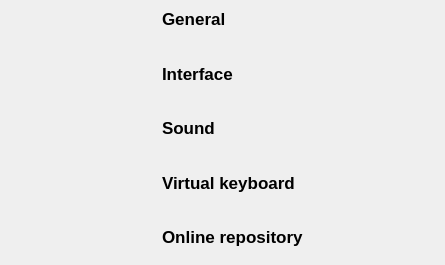
Above: sources/context/interface/configpanel.ui from davy7125/polyphone before the change. Below: the same form after it.
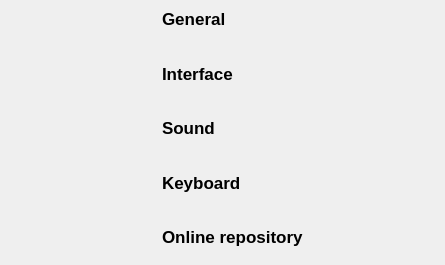
That is the form after the change. Custom widgets are drawn as their Qt base class.

```diff
--- a/sources/context/interface/configpanel.ui
+++ b/sources/context/interface/configpanel.ui
@@ -183,7 +183,7 @@
             </font>
            </property>
            <property name="text">
-            <string>Virtual keyboard</string>
+            <string>Keyboard</string>
            </property>
           </widget>
          </item>
```
